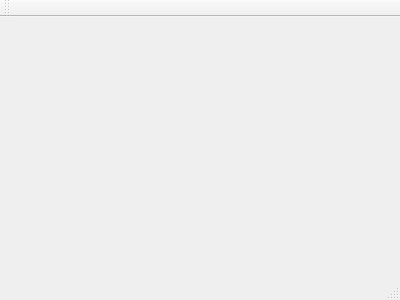
Above: plotter/mainwindow.ui from hyst329/mathproject before the change. Below: the same form after it.
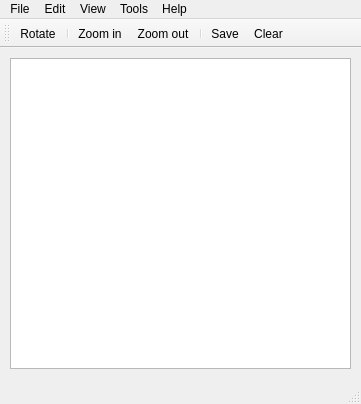
That is the form after the change. Icons and pictures are not drawn.

Commit message: Graphics interface

The edit to the form file:
```diff
--- a/plotter/mainwindow.ui
+++ b/plotter/mainwindow.ui
@@ -1,24 +1,185 @@
 <ui version="4.0">
  <class>MainWindow</class>
- <widget class="QMainWindow" name="MainWindow" >
-  <property name="geometry" >
+ <widget class="QMainWindow" name="MainWindow">
+  <property name="geometry">
    <rect>
     <x>0</x>
     <y>0</y>
-    <width>400</width>
-    <height>300</height>
+    <width>361</width>
+    <height>404</height>
    </rect>
   </property>
   <property name="windowTitle" >
    <string>MainWindow</string>
   </property>
-  <widget class="QMenuBar" name="menuBar" />
-  <widget class="QToolBar" name="mainToolBar" />
-  <widget class="QWidget" name="centralWidget" />
-  <widget class="QStatusBar" name="statusBar" />
+  <widget class="QWidget" name="centralWidget">
+   <widget class="QGraphicsView" name="graphicsView">
+    <property name="geometry">
+     <rect>
+      <x>10</x>
+      <y>10</y>
+      <width>341</width>
+      <height>311</height>
+     </rect>
+    </property>
+   </widget>
+  </widget>
+  <widget class="QMenuBar" name="menuBar">
+   <property name="geometry">
+    <rect>
+     <x>0</x>
+     <y>0</y>
+     <width>361</width>
+     <height>21</height>
+    </rect>
+   </property>
+   <widget class="QMenu" name="menuFile">
+    <property name="title">
+     <string>File</string>
+    </property>
+    <addaction name="actionNew"/>
+    <addaction name="actionSave"/>
+    <addaction name="actionInsert"/>
+    <addaction name="actionCopy"/>
+    <addaction name="separator"/>
+    <addaction name="actionPrint"/>
+    <addaction name="separator"/>
+    <addaction name="actionQuit"/>
+   </widget>
+   <widget class="QMenu" name="menuEdit">
+    <property name="title">
+     <string>Edit</string>
+    </property>
+    <addaction name="actionSave_2"/>
+    <addaction name="actionClear"/>
+   </widget>
+   <widget class="QMenu" name="menuWindow">
+    <property name="title">
+     <string>View</string>
+    </property>
+   </widget>
+   <widget class="QMenu" name="menuHelp">
+    <property name="title">
+     <string>Help</string>
+    </property>
+    <addaction name="actionAbout"/>
+   </widget>
+   <widget class="QMenu" name="menuTools">
+    <property name="title">
+     <string>Tools</string>
+    </property>
+    <addaction name="actionZoom_in"/>
+    <addaction name="actionZoom_out"/>
+    <addaction name="actionRotate"/>
+    <addaction name="separator"/>
+   </widget>
+   <addaction name="menuFile"/>
+   <addaction name="menuEdit"/>
+   <addaction name="menuWindow"/>
+   <addaction name="menuTools"/>
+   <addaction name="menuHelp"/>
+  </widget>
+  <widget class="QToolBar" name="mainToolBar">
+   <attribute name="toolBarArea">
+    <enum>TopToolBarArea</enum>
+   </attribute>
+   <attribute name="toolBarBreak">
+    <bool>true</bool>
+   </attribute>
+   <addaction name="actionRotate"/>
+   <addaction name="separator"/>
+   <addaction name="actionZoom_in"/>
+   <addaction name="actionZoom_out"/>
+   <addaction name="separator"/>
+   <addaction name="actionSave"/>
+   <addaction name="actionClear"/>
+  </widget>
+  <widget class="QStatusBar" name="statusBar"/>
+  <action name="actionNew">
+   <property name="text">
+    <string>New window</string>
+   </property>
+  </action>
+  <action name="actionSave">
+   <property name="icon">
+    <iconset resource="../ide/icons.qrc">
+     <normaloff>:/icons/filesave.png</normaloff>:/icons/filesave.png</iconset>
+   </property>
+   <property name="text">
+    <string>Save</string>
+   </property>
+  </action>
+  <action name="actionHelp">
+   <property name="text">
+    <string>help</string>
+   </property>
+  </action>
+  <action name="actionInsert">
+   <property name="icon">
+    <iconset resource="../ide/icons.qrc">
+     <normaloff>:/icons/fileopen.png</normaloff>:/icons/fileopen.png</iconset>
+   </property>
+   <property name="text">
+    <string>Insert</string>
+   </property>
+  </action>
+  <action name="actionCopy">
+   <property name="icon">
+    <iconset resource="../ide/icons.qrc">
+     <normaloff>:/icons/editcopy.png</normaloff>:/icons/editcopy.png</iconset>
+   </property>
+   <property name="text">
+    <string>Copy</string>
+   </property>
+  </action>
+  <action name="actionPrint">
+   <property name="text">
+    <string>Print</string>
+   </property>
+  </action>
+  <action name="actionQuit">
+   <property name="icon">
+    <iconset resource="../ide/icons.qrc">
+     <normaloff>:/icons/exit.png</normaloff>:/icons/exit.png</iconset>
+   </property>
+   <property name="text">
+    <string>Quit</string>
+   </property>
+  </action>
+  <action name="actionZoom_in">
+   <property name="text">
+    <string>Zoom in</string>
+   </property>
+  </action>
+  <action name="actionZoom_out">
+   <property name="text">
+    <string>Zoom out</string>
+   </property>
+  </action>
+  <action name="actionRotate">
+   <property name="text">
+    <string>Rotate</string>
+   </property>
+  </action>
+  <action name="actionAbout">
+   <property name="text">
+    <string>About </string>
+   </property>
+  </action>
+  <action name="actionSave_2">
+   <property name="text">
+    <string>Save</string>
+   </property>
+  </action>
+  <action name="actionClear">
+   <property name="text">
+    <string>Clear</string>
+   </property>
+  </action>
  </widget>
- <layoutDefault spacing="6" margin="11" />
- <pixmapfunction></pixmapfunction>
- <resources/>
+ <layoutdefault spacing="6" margin="11"/>
+ <resources>
+  <include location="../ide/icons.qrc"/>
+ </resources>
  <connections/>
 </ui>
```
Left out of the diff: 3 changed lines with no effect on the pictures. The commit also changes 2 other files.
